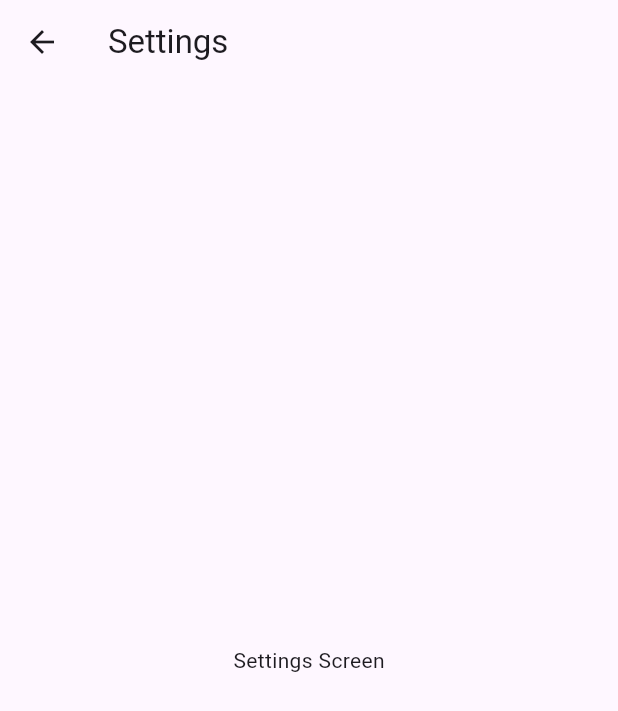
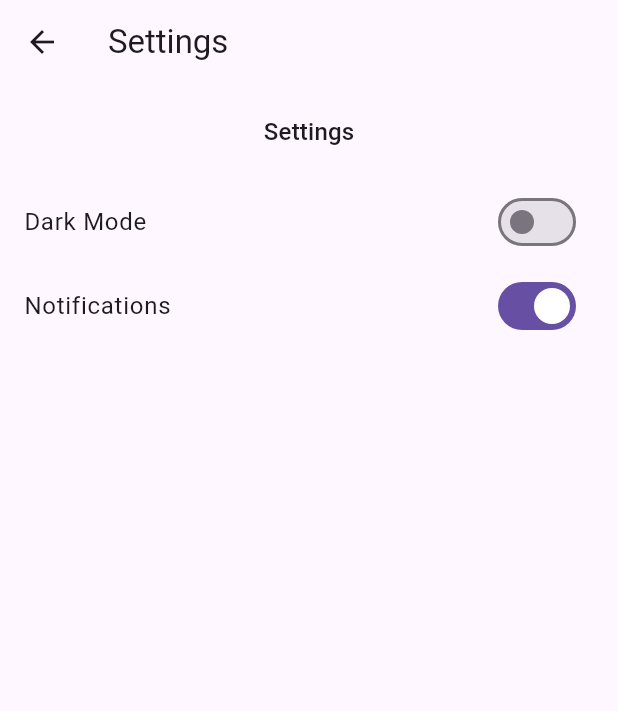
Before and after one commit to GreatSandwiches/recipe_flutter_app, a Flutter app: the SettingsScreen screen opened directly, on a phone screen of 412 x 824 dp. Shown: the top 711 px of the screen. Run offline on Flutter 3.47's test engine with Material 3 defaults, Android fonts, the phone set to English and light mode, and no system bars.

Commit message:
Refactor SettingsScreen layout to include title, dark mode, and notifications toggles

```diff
--- a/lib/screens/settings_screen.dart
+++ b/lib/screens/settings_screen.dart
@@ -9,8 +9,47 @@ class SettingsScreen extends StatelessWidget {
       appBar: AppBar(
         title: const Text('Settings'),
       ),
-      body: const Center(
-        child: Text('Settings Screen'),
+      body: Column(
+        children: [
+
+          // Settings Title
+          Padding(
+            padding: const EdgeInsets.all(20.0),
+            child: Center(
+              child: Text(
+                'Settings',
+                style: Theme.of(context).textTheme.titleMedium,
+              ),
+            ),
+          ),
+
+          // Dark Mode Toggle
+          SwitchListTile(
+            title: const Text('Dark Mode'),
+            value: false,
+            onChanged: (bool value) {
+
+            },
+          ),
+
+          // Notifications Toggle
+          SwitchListTile(
+            title: const Text('Notifications'),
+            value: true,
+            onChanged: (bool value) {
+
+            },
+          ),
+
+          // Language Selection
+
+          // About Section
+
+          // Contact Us Section??
+
+
+
+        ],
       ),
     );
   }
```
Also changed, not shown: lib/screens/search_screen.dart (line endings or trailing spaces).
